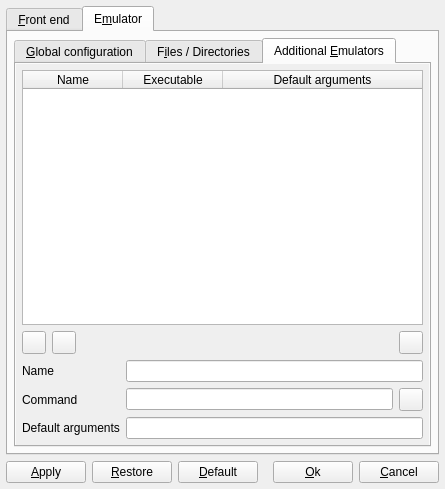
Above: options.ui from qmc2/qmc2-mame-fe before the change. Below: the same form after it.
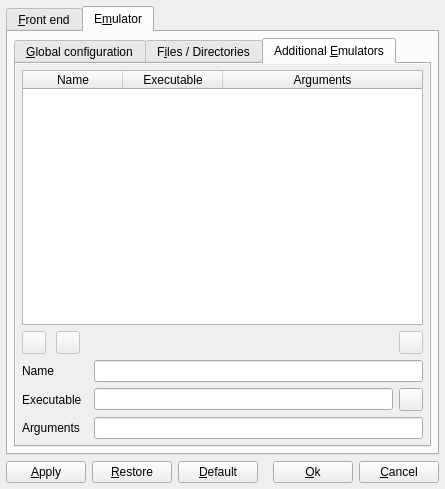
That is the form after the change. The open tabs and pages were chosen to show the change. Icons and pictures are not drawn.

Diff of the .ui file:
```diff
--- a/options.ui
+++ b/options.ui
@@ -3658,6 +3658,9 @@
                  <property name="selectionBehavior">
                   <enum>QAbstractItemView::SelectRows</enum>
                  </property>
+                 <property name="textElideMode">
+                  <enum>Qt::ElideMiddle</enum>
+                 </property>
                  <property name="showGrid">
                   <bool>false</bool>
                  </property>
@@ -3688,13 +3691,16 @@
                  </column>
                  <column>
                   <property name="text">
-                   <string>Default arguments</string>
+                   <string>Arguments</string>
                   </property>
                  </column>
                 </widget>
                </item>
                <item row="1" column="0">
                 <widget class="QToolButton" name="toolButtonAddEmulator">
+                 <property name="enabled">
+                  <bool>false</bool>
+                 </property>
                  <property name="toolTip">
                   <string>Add emulator registration (generates a unique name if required)</string>
                  </property>
@@ -3709,6 +3715,9 @@
                </item>
                <item row="1" column="1">
                 <widget class="QToolButton" name="toolButtonSaveEmulator">
+                 <property name="enabled">
+                  <bool>false</bool>
+                 </property>
                  <property name="toolTip">
                   <string>Save/replace emulator registration (or add a new one if the name is unique)</string>
                  </property>
@@ -3736,6 +3745,9 @@
                </item>
                <item row="1" column="4">
                 <widget class="QToolButton" name="toolButtonRemoveEmulator">
+                 <property name="enabled">
+                  <bool>false</bool>
+                 </property>
                  <property name="toolTip">
                   <string>Deregister emulator</string>
                  </property>
@@ -3765,7 +3777,7 @@
                <item row="3" column="0" colspan="2">
                 <widget class="QLabel" name="label_2">
                  <property name="text">
-                  <string>Command</string>
+                  <string>Executable</string>
                  </property>
                 </widget>
                </item>
@@ -3793,7 +3805,7 @@
                <item row="4" column="0" colspan="3">
                 <widget class="QLabel" name="label_3">
                  <property name="text">
-                  <string>Default arguments</string>
+                  <string>Arguments</string>
                  </property>
                 </widget>
                </item>
```
Left out of the diff: 84 changed lines with no effect on the pictures.
